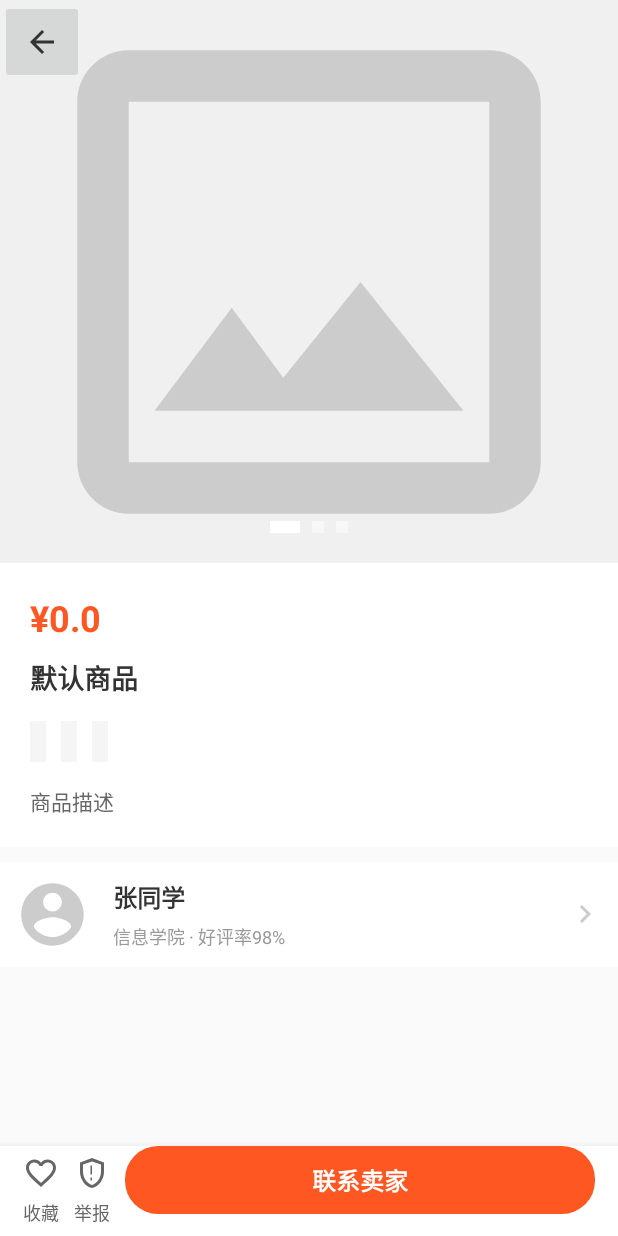
After one commit to MuYang314/school_swap, an Android app: the ProductDetailActivity screen opened directly, with no data from a screen before it, on a phone screen of 412 x 824 dp. The commit adds this screen. Run offline under Robolectric (Android 15) with nearby library versions, the phone set to English and light mode, and no system bars; our stand-ins replace CircleImageView.

Commit message:
添加商品详情页

```diff
--- a/app/build.gradle
+++ b/app/build.gradle
@@ -29,6 +29,7 @@ android {
 }
 
 dependencies {
+    implementation 'de.hdodenhof:circleimageview:3.1.0'
     implementation 'com.squareup.okhttp3:okhttp:4.12.0'
     implementation 'com.google.code.gson:gson:2.10.1'
     implementation libs.appcompat
--- a/app/src/main/java/com/example/myapplication/HomeActivity.java
+++ b/app/src/main/java/com/example/myapplication/HomeActivity.java
@@ -47,7 +47,13 @@ public class HomeActivity extends AppCompatActivity {
         // 初始化RecyclerView
         RecyclerView productGrid = findViewById(R.id.product_grid);
         productGrid.setLayoutManager(new GridLayoutManager(this, 2));
-        productAdapter = new ProductAdapter(getDummyProducts());
+        // 设置适配器并添加点击监听
+        productAdapter = new ProductAdapter(getDummyProducts(), productId -> {
+            // 点击商品时跳转到详情页
+            Intent intent = new Intent(HomeActivity.this, ProductDetailActivity.class);
+            intent.putExtra("product_id", productId);
+            startActivity(intent);
+        });
         productGrid.setAdapter(productAdapter);
 
         // 设置沉浸式状态栏
@@ -146,7 +152,11 @@ public class HomeActivity extends AppCompatActivity {
         }
 
         // 更新RecyclerView
-        productAdapter = new ProductAdapter(filteredProducts);
+        productAdapter = new ProductAdapter(filteredProducts, productId -> {
+            Intent intent = new Intent(HomeActivity.this, ProductDetailActivity.class);
+            intent.putExtra("product_id", productId);
+            startActivity(intent);
+        });
         productGrid.setAdapter(productAdapter);
     }
 
@@ -226,22 +236,26 @@ public class HomeActivity extends AppCompatActivity {
         }
 
         // 更新RecyclerView
-        productAdapter = new ProductAdapter(products);
+        productAdapter = new ProductAdapter(products, productId -> {
+            Intent intent = new Intent(HomeActivity.this, ProductDetailActivity.class);
+            intent.putExtra("product_id", productId);
+            startActivity(intent);
+        });
         productGrid.setAdapter(productAdapter);
     }
 
     // 添加不同分类的虚拟数据方法
     private List<Product> getDigitalProducts() {
         List<Product> products = new ArrayList<>();
-        products.add(new Product("iPhone 12 128GB 白色 95新", 3999, "信息学院", "2分钟前"));
-        products.add(new Product("华为Mate 40 Pro", 4999, "信息学院", "5分钟前"));
+        products.add(new Product(1, "iPhone 12 128GB 白色 95新", 3999, "信息学院", "2分钟前"));
+        products.add(new Product(6, "华为Mate 40 Pro", 4999, "信息学院", "5分钟前"));
         return products;
     }
 
     private List<Product> getBookProducts() {
         List<Product> products = new ArrayList<>();
-        products.add(new Product("计算机网络教材 第7版", 20, "计算机学院", "5分钟前"));
-        products.add(new Product("高等数学 上册", 15, "数学学院", "10分钟前"));
+        products.add(new Product(2, "计算机网络教材 第7版", 20, "计算机学院", "5分钟前"));
+        products.add(new Product(7, "高等数学 上册", 15, "数学学院", "10分钟前"));
         return products;
     }
 
@@ -253,11 +267,11 @@ public class HomeActivity extends AppCompatActivity {
     // 创建虚拟商品数据
     private List<Product> getDummyProducts() {
         List<Product> products = new ArrayList<>();
-        products.add(new Product("iPhone 12 128GB 白色 95新",3999, "信息学院", "2分钟前"));
-        products.add(new Product("计算机网络教材 第7版", 20, "计算机学院", "5分钟前"));
-        products.add(new Product("运动鞋", 200, "体育学院", "10分钟前"));
-        products.add(new Product("运动裤",  100, "体育学院", "15分钟前"));
-        products.add(new Product("运动袜",  50, "体育学院", "20分钟前"));
+        products.add(new Product(1, "iPhone 12 128GB 白色 95新",3999, "信息学院", "2分钟前"));
+        products.add(new Product(2, "计算机网络教材 第7版", 20, "计算机学院", "5分钟前"));
+        products.add(new Product(3, "运动鞋", 200, "体育学院", "10分钟前"));
+        products.add(new Product(4, "运动裤",  100, "体育学院", "15分钟前"));
+        products.add(new Product(5, "运动袜",  50, "体育学院", "20分钟前"));
         return products;
     }
 
@@ -265,10 +279,17 @@ public class HomeActivity extends AppCompatActivity {
     static class ProductAdapter extends RecyclerView.Adapter<ProductAdapter.ProductViewHolder> {
         private final List<Product> productList;
         private final List<Product> originalList; // 保存原始数据
+        private final OnItemClickListener listener;
 
-        ProductAdapter(List<Product> productList) {
+        // 添加点击监听接口
+        interface OnItemClickListener {
+            void onItemClick(int productId);
+        }
+
+        ProductAdapter(List<Product> productList, OnItemClickListener listener) {
             this.productList = productList;
-            this.originalList = new ArrayList<>(productList); // 保存原始数据副本
+            this.originalList = new ArrayList<>(productList);
+            this.listener = listener;
         }
 
         // 添加过滤方法
@@ -303,6 +324,13 @@ public class HomeActivity extends AppCompatActivity {
             holder.productPrice.setText("¥" + product.getPrice());
             holder.productMeta.setText(product.getMeta());
             holder.productTime.setText(product.getTime());
+
+            // 设置点击事件
+            holder.itemView.setOnClickListener(v -> {
+                if (listener != null) {
+                    listener.onItemClick(product.getId());
+                }
+            });
         }
 
         @Override
@@ -330,17 +358,21 @@ public class HomeActivity extends AppCompatActivity {
 
     // 商品类
     static class Product {
+        private final int id;
         private final String title;
         private final int price;
         private final String meta;
         private final String time;
 
-        Product(String title, int price, String meta, String time) {
+        Product(int id, String title, int price, String meta, String time) {
+            this.id = id;
             this.title = title;
             this.price = price;
             this.meta = meta;
             this.time = time;
         }
+
+        public int getId() {return id;}
 
         public String getTitle() {
             return title;
--- /dev/null
+++ b/app/src/main/java/com/example/myapplication/ProductDetailActivity.java
@@ -0,0 +1,102 @@
+package com.example.myapplication;
+
+import android.annotation.SuppressLint;
+import android.graphics.Color;
+import android.os.Build;
+import android.os.Bundle;
+import android.view.View;
+import android.widget.ImageButton;
+import android.widget.TextView;
+
+import androidx.appcompat.app.AppCompatActivity;
+import androidx.core.graphics.Insets;
+import androidx.core.view.ViewCompat;
+import androidx.core.view.WindowInsetsCompat;
+
+public class ProductDetailActivity extends AppCompatActivity {
+
+    @Override
+    protected void onCreate(Bundle savedInstanceState) {
+        super.onCreate(savedInstanceState);
+        setContentView(R.layout.product_detail);
+
+        // 获取返回按钮并设置点击事件
+        ImageButton backButton = findViewById(R.id.back_button);
+        backButton.setOnClickListener(new View.OnClickListener() {
+            @Override
+            public void onClick(View v) {
+                // 结束当前Activity，返回上一级
+                finish();
+            }
+        });
+
+        // 设置沉浸式状态栏
+        ViewCompat.setOnApplyWindowInsetsListener(findViewById(R.id.main), (v, insets) -> {
+            Insets systemBars = insets.getInsets(WindowInsetsCompat.Type.systemBars());
+            v.setPadding(systemBars.left, systemBars.top, systemBars.right, systemBars.bottom);
+            return insets;
+        });
+
+        // 获取传递的商品ID
+        int productId = getIntent().getIntExtra("product_id", 0);
+
+        // TODO: 根据productId从后端获取商品详情数据
+        // 暂时使用虚拟数据代替
+        loadProductDetail(productId);
+    }
+
+    @SuppressLint("SetTextI18n")
+    private void loadProductDetail(int productId) {
+        // 这里应该是网络请求获取商品详情
+        // 暂时使用虚拟数据演示
+
+        ProductDetail productDetail = getMockProductDetail(productId);
+
+        // 更新UI
+        TextView title = findViewById(R.id.product_title);
+        TextView price = findViewById(R.id.product_price);
+        TextView description = findViewById(R.id.product_description);
+        // ... 其他UI组件
+
+        title.setText(productDetail.getTitle());
+        price.setText("¥" + productDetail.getPrice());
+        description.setText(productDetail.getDescription());
+        // ... 设置其他数据
+    }
+
+    private ProductDetail getMockProductDetail(int productId) {
+        // 根据ID返回不同的虚拟数据
+        switch (productId) {
+            case 1:
+                return new ProductDetail(1, "iPhone 12 128GB 白色 95新", 3999,
+                        "去年12月购入，一直有贴膜和壳，无磕碰，电池健康度91%，配件齐全，诚心出售，欢迎咨询。");
+            case 2:
+                return new ProductDetail(2, "计算机网络教材 第7版", 20,
+                        "教材9成新，有少量笔记，不影响阅读使用。");
+            // 其他商品...
+            default:
+                return new ProductDetail(productId, "默认商品", 0, "商品描述");
+        }
+    }
+
+    // 商品详情数据类
+    static class ProductDetail {
+        private int id;
+        private String title;
+        private float price;
+        private String description;
+
+        public ProductDetail(int id, String title, float price, String description) {
+            this.id = id;
+            this.title = title;
+            this.price = price;
+            this.description = description;
+        }
+
+        public String getTitle() {return title;}
+
+        public float getPrice() {return price;}
+
+        public String getDescription() {return description;}
+    }
+}
--- /dev/null
+++ b/app/src/main/res/drawable/button_primary.xml
@@ -0,0 +1,6 @@
+<!-- res/drawable/button_primary.xml -->
+<shape xmlns:android="http://schemas.android.com/apk/res/android"
+    android:shape="rectangle">
+    <corners android:radius="22dp" /> <!-- 圆角 -->
+    <solid android:color="#FF5722" /> <!-- 按钮颜色 -->
+</shape>
--- /dev/null
+++ b/app/src/main/res/drawable/ic_arrow_back.xml
@@ -0,0 +1,9 @@
+<vector xmlns:android="http://schemas.android.com/apk/res/android"
+    android:width="24dp"
+    android:height="24dp"
+    android:viewportWidth="24"
+    android:viewportHeight="24">
+    <path
+        android:fillColor="#FF000000"
+        android:pathData="M20,11H7.83l5.59,-5.59L12,4l-8,8 8,8 1.41,-1.41L7.83,13H20v-2z" />
+</vector>
--- /dev/null
+++ b/app/src/main/res/drawable/ic_chevron_right.xml
@@ -0,0 +1,9 @@
+<vector xmlns:android="http://schemas.android.com/apk/res/android"
+    android:width="24dp"
+    android:height="24dp"
+    android:viewportWidth="24"
+    android:viewportHeight="24">
+    <path
+        android:fillColor="#FF000000"
+        android:pathData="M10,6L8.59,7.41 13.17,12l-4.58,4.59L10,18l6,-6z" />
+</vector>
--- /dev/null
+++ b/app/src/main/res/drawable/ic_favorite_border.xml
@@ -0,0 +1,9 @@
+<vector xmlns:android="http://schemas.android.com/apk/res/android"
+    android:width="24dp"
+    android:height="24dp"
+    android:viewportWidth="24"
+    android:viewportHeight="24">
+    <path
+        android:fillColor="#FF000000"
+        android:pathData="M16.5,3c-1.74,0 -3.41,0.81 -4.5,2.09C10.91,3.81 9.24,3 7.5,3 4.42,3 2,5.42 2,8.5c0,3.78 3.4,6.86 8.55,11.54L12,21.35l1.45,-1.32C18.6,15.36 22,12.28 22,8.5 22,5.42 19.58,3 16.5,3zM12.1,18.55l-0.1,0.1 -0.1,-0.1C7.14,14.24 4,11.39 4,8.5 4,6.5 5.5,5 7.5,5c1.54,0 3.04,0.99 3.57,2.36h1.87C13.46,5.99 14.96,5 16.5,5c2,0 3.5,1.5 3.5,3.5 0,2.89 -3.14,5.74 -7.9,10.05z" />
+</vector>
--- /dev/null
+++ b/app/src/main/res/drawable/ic_report.xml
@@ -0,0 +1,15 @@
+<vector xmlns:android="http://schemas.android.com/apk/res/android"
+    android:width="24dp"
+    android:height="24dp"
+    android:viewportWidth="24"
+    android:viewportHeight="24">
+    <path
+        android:fillColor="#FF000000"
+        android:pathData="M12,2L4,5v6.09c0,5.05 3.41,9.76 8,10.91 4.59,-1.15 8,-5.86 8,-10.91V5L12,2zm6,9.09c0,4 -2.55,7.7 -6,8.83 -3.45,-1.13 -6,-4.82 -6,-8.83v-4.7l6,-2.12 6,2.12v4.7z" />
+    <path
+        android:fillColor="#FF000000"
+        android:pathData="M12,7L11,7 11,13 12,13z" />
+    <path
+        android:fillColor="#FF000000"
+        android:pathData="M12,15L11,15 11,17 12,17z" />
+</vector>
--- /dev/null
+++ b/app/src/main/res/drawable/placeholder_avatar.xml
@@ -0,0 +1,9 @@
+<vector xmlns:android="http://schemas.android.com/apk/res/android"
+    android:width="48dp"
+    android:height="48dp"
+    android:viewportWidth="24"
+    android:viewportHeight="24">
+    <path
+        android:fillColor="#cccccc"
+        android:pathData="M12,2C6.48,2 2,6.48 2,12s4.48,10 10,10 10,-4.48 10,-10S17.52,2 12,2zm0,3c1.66,0 3,1.34 3,3s-1.34,3 -3,3 -3,-1.34 -3,-3 1.34,-3 3,-3zm0,14.2c-2.5,0 -4.71,-1.28 -6,-3.22 0.03,-1.99 4,-3.08 6,-3.08 1.99,0 5.97,1.09 6,3.08 -1.29,1.94 -3.5,3.22 -6,3.22z" />
+</vector>
--- /dev/null
+++ b/app/src/main/res/drawable/placeholder_image.xml
@@ -0,0 +1,9 @@
+<vector xmlns:android="http://schemas.android.com/apk/res/android"
+    android:width="48dp"
+    android:height="48dp"
+    android:viewportWidth="24"
+    android:viewportHeight="24">
+    <path
+        android:fillColor="#cccccc"
+        android:pathData="M19,3H5c-1.1,0 -2,0.9 -2,2v14c0,1.1 0.9,2 2,2h14c1.1,0 2,-0.9 2,-2V5c0,-1.1 -0.9,-2 -2,-2zm0,16H5V5h14v14zm-5,-7l-3,3.72L9,13l-3,4h12l-4,-5z" />
+</vector>
--- a/app/src/main/res/layout/activity_home.xml
+++ b/app/src/main/res/layout/activity_home.xml
@@ -172,6 +172,7 @@
         android:layout_width="match_parent"
         android:layout_height="60dp"
         android:background="@android:color/white"
+        android:baselineAligned="false"
         android:orientation="horizontal"
         android:paddingStart="20dp"
         android:paddingEnd="20dp"
--- /dev/null
+++ b/app/src/main/res/layout/product_detail.xml
@@ -0,0 +1,287 @@
+<?xml version="1.0" encoding="utf-8"?>
+<androidx.constraintlayout.widget.ConstraintLayout xmlns:android="http://schemas.android.com/apk/res/android"
+    xmlns:app="http://schemas.android.com/apk/res-auto"
+    xmlns:tools="http://schemas.android.com/tools"
+    android:layout_width="match_parent"
+    android:layout_height="match_parent"
+    android:id="@+id/main"
+    tools:context=".ProductDetailActivity">
+
+    <!-- 顶部返回栏 -->
+    <LinearLayout
+        android:id="@+id/back_bar"
+        android:layout_width="match_parent"
+        android:layout_height="wrap_content"
+        android:orientation="horizontal"
+        android:elevation="4dp"
+        app:layout_constraintTop_toTopOf="parent">
+
+        <!-- 返回按钮 -->
+        <ImageButton
+            android:id="@+id/back_button"
+            android:layout_width="56dp"
+            android:layout_height="56dp"
+            android:contentDescription="返回上一级"
+            android:src="@drawable/ic_arrow_back"
+            app:tint="#333" />
+    </LinearLayout>
+
+    <!-- 内容区域 -->
+    <androidx.core.widget.NestedScrollView
+        android:layout_width="match_parent"
+        android:layout_height="0dp"
+        android:layout_marginBottom="0dp"
+        app:layout_constraintBottom_toTopOf="@id/action_bar"
+        app:layout_constraintTop_toTopOf="parent">
+
+        <LinearLayout
+            android:layout_width="match_parent"
+            android:layout_height="wrap_content"
+            android:orientation="vertical">
+
+            <!-- 商品图片轮播 -->
+            <RelativeLayout
+                android:id="@+id/product_slider"
+                android:layout_width="match_parent"
+                android:layout_height="375dp"
+                android:background="#f0f0f0">
+
+                <!-- 轮播指示器 -->
+                <ImageView
+                    android:layout_width="match_parent"
+                    android:layout_height="match_parent"
+                    android:scaleType="centerCrop"
+                    android:src="@drawable/placeholder_image" />
+
+                <LinearLayout
+                    android:id="@+id/slider_dots"
+                    android:layout_width="wrap_content"
+                    android:layout_height="wrap_content"
+                    android:layout_alignParentBottom="true"
+                    android:layout_centerHorizontal="true"
+                    android:layout_marginBottom="20dp"
+                    android:orientation="horizontal">
+
+                    <View
+                        android:layout_width="20dp"
+                        android:layout_height="8dp"
+                        android:layout_marginEnd="8dp"
+                        android:background="@android:color/white"
+                        android:radius="4dp" />
+
+                    <View
+                        android:layout_width="8dp"
+                        android:layout_height="8dp"
+                        android:layout_marginEnd="8dp"
+                        android:background="#80ffffff"
+                        android:radius="4dp" />
+
+                    <View
+                        android:layout_width="8dp"
+                        android:layout_height="8dp"
+                        android:background="#80ffffff"
+                        android:radius="4dp" />
+                </LinearLayout>
+            </RelativeLayout>
+
+            <!-- 商品详情 -->
+            <LinearLayout
+                android:layout_width="match_parent"
+                android:layout_height="wrap_content"
+                android:background="@android:color/white"
+                android:orientation="vertical"
+                android:padding="20dp">
+
+                <TextView
+                    android:id="@+id/product_price"
+                    android:layout_width="wrap_content"
+                    android:layout_height="wrap_content"
+                    android:text=""
+                    android:textColor="#FF5722"
+                    android:textSize="24sp"
+                    android:textStyle="bold" />
+
+                <TextView
+                    android:id="@+id/product_title"
+                    android:layout_width="match_parent"
+                    android:layout_height="wrap_content"
+                    android:layout_marginTop="10dp"
+                    android:text=""
+                    android:textColor="#333"
+                    android:textSize="18sp"
+                    android:textStyle="bold" />
+
+                <!-- 商品属性标签 -->
+                <LinearLayout
+                    android:id="@+id/product_attributes"
+                    android:layout_width="wrap_content"
+                    android:layout_height="wrap_content"
+                    android:layout_marginTop="15dp"
+                    android:orientation="horizontal">
+
+                    <TextView
+                        android:layout_width="wrap_content"
+                        android:layout_height="wrap_content"
+                        android:layout_marginEnd="10dp"
+                        android:background="#f5f5f5"
+                        android:padding="5dp"
+                        android:text=""
+                        android:textColor="#666"
+                        android:textSize="12sp" />
+
+                    <TextView
+                        android:layout_width="wrap_content"
+                        android:layout_height="wrap_content"
+                        android:layout_marginEnd="10dp"
+                        android:background="#f5f5f5"
+                        android:padding="5dp"
+                        android:text=""
+                        android:textColor="#666"
+                        android:textSize="12sp" />
+
+                    <TextView
+                        android:layout_width="wrap_content"
+                        android:layout_height="wrap_content"
+                        android:background="#f5f5f5"
+                        android:padding="5dp"
+                        android:text=""
+                        android:textColor="#666"
+                        android:textSize="12sp" />
+                </LinearLayout>
+
+                <TextView
+                    android:id="@+id/product_description"
+                    android:layout_width="match_parent"
+                    android:layout_height="wrap_content"
+                    android:layout_marginTop="15dp"
+                    android:text=""
+                    android:textColor="#666"
+                    android:textSize="14sp" />
+            </LinearLayout>
+
+            <!-- 卖家信息 -->
+            <RelativeLayout
+                android:layout_width="match_parent"
+                android:layout_height="wrap_content"
+                android:layout_marginTop="10dp"
+                android:background="@android:color/white"
+                android:padding="15px">
+
+                <de.hdodenhof.circleimageview.CircleImageView
+                    android:id="@+id/seller_avatar"
+                    android:layout_width="50dp"
+                    android:layout_height="50dp"
+                    android:layout_alignParentStart="true"
+                    android:src="@drawable/placeholder_avatar"
+                    tools:ignore="MissingClass" />
+
+                <LinearLayout
+                    android:layout_width="wrap_content"
+                    android:layout_height="wrap_content"
+                    android:layout_centerVertical="true"
+                    android:layout_marginStart="15dp"
+                    android:layout_toStartOf="@id/arrow_icon"
+                    android:layout_toEndOf="@id/seller_avatar"
+                    android:orientation="vertical">
+
+                    <TextView
+                        android:id="@+id/seller_name"
+                        android:layout_width="wrap_content"
+                        android:layout_height="wrap_content"
+                        android:text="张同学"
+                        android:textColor="#333"
+                        android:textSize="16sp"
+                        android:textStyle="bold" />
+
+                    <TextView
+                        android:id="@+id/seller_meta"
+                        android:layout_width="wrap_content"
+                        android:layout_height="wrap_content"
+                        android:layout_marginTop="5dp"
+                        android:text="信息学院 · 好评率98%"
+                        android:textColor="#999"
+                        android:textSize="12sp" />
+                </LinearLayout>
+
+                <ImageView
+                    android:id="@+id/arrow_icon"
+                    android:layout_width="24dp"
+                    android:layout_height="24dp"
+                    android:layout_alignParentEnd="true"
+                    android:layout_centerVertical="true"
+                    android:src="@drawable/ic_chevron_right"
+                    app:tint="#ccc" />
+            </RelativeLayout>
+        </LinearLayout>
+    </androidx.core.widget.NestedScrollView>
+
+    <!-- 底部操作栏 -->
+    <LinearLayout
+        android:id="@+id/action_bar"
+        android:layout_width="match_parent"
+        android:layout_height="60dp"
+        android:background="@android:color/white"
+        android:elevation="8dp"
+        android:orientation="horizontal"
+        android:paddingStart="15dp"
+        android:paddingEnd="15dp"
+        app:layout_constraintBottom_toBottomOf="parent">
+
+        <LinearLayout
+            android:layout_width="wrap_content"
+            android:layout_height="match_parent"
+            android:layout_marginEnd="10dp"
+            android:gravity="center"
+            android:orientation="vertical">
+
+            <ImageView
+                android:layout_width="24dp"
+                android:layout_height="24dp"
+                android:src="@drawable/ic_favorite_border"
+                app:tint="#666" />
+
+            <TextView
+                android:layout_width="wrap_content"
+                android:layout_height="wrap_content"
+                android:layout_marginTop="5dp"
+                android:text="收藏"
+                android:textColor="#666"
+                android:textSize="12sp" />
+        </LinearLayout>
+
+        <LinearLayout
+            android:layout_width="wrap_content"
+            android:layout_height="match_parent"
+            android:layout_marginEnd="10dp"
+            android:gravity="center"
+            android:orientation="vertical">
+
+            <ImageView
+                android:layout_width="24dp"
+                android:layout_height="24dp"
+                android:src="@drawable/ic_report"
+                app:tint="#666" />
+
+            <TextView
+                android:layout_width="wrap_content"
+                android:layout_height="wrap_content"
+                android:layout_marginTop="5dp"
+                android:text="举报"
+                android:textColor="#666"
+                android:textSize="12sp" />
+        </LinearLayout>
+
+        <Button
+            android:id="@+id/contact_seller_button"
+            android:layout_width="0dp"
+            android:layout_height="45dp"
+            android:layout_weight="1"
+            style="@style/Widget.AppCompat.Button.Borderless"
+            android:background="@drawable/button_primary"
+            android:text="联系卖家"
+            android:textAllCaps="false"
+            android:textColor="@android:color/white"
+            android:textSize="16sp"
+            android:textStyle="bold" />
+    </LinearLayout>
+</androidx.constraintlayout.widget.ConstraintLayout>
--- a/app/src/main/res/values-night/themes1.xml
+++ /dev/null
@@ -1,7 +0,0 @@
-<resources xmlns:tools="http://schemas.android.com/tools">
-    <!-- Base application theme. -->
-    <style name="Base.Theme.MyApplication" parent="Theme.Material3.DayNight.NoActionBar">
-        <!-- Customize your dark theme here. -->
-        <!-- <item name="colorPrimary">@color/my_dark_primary</item> -->
-    </style>
-</resources>
--- a/app/src/main/res/values/themes.xml
+++ b/app/src/main/res/values/themes.xml
@@ -3,6 +3,17 @@
     <style name="Base.Theme.MyApplication" parent="Theme.Material3.DayNight.NoActionBar">
         <!-- Customize your light theme here. -->
         <!-- <item name="colorPrimary">@color/my_light_primary</item> -->
+        <!-- 允许自定义按钮背景 -->
+        <item name="materialButtonStyle">@style/Widget.AppCompat.Button</item>
+
+    </style>
+    <style name="AppTheme" parent="Theme.AppCompat.Light.NoActionBar">
+<!--        <item name="colorPrimary">@color/white</item>-->
+        <!-- 关键属性：透明状态栏 -->
+        <item name="android:windowTranslucentStatus">true</item>
+        <item name="android:windowTranslucentNavigation">true</item>
+        <!-- 或者使用以下属性（API 21+） -->
+<!--        <item name="android:statusBarColor">@android:color/transparent</item>-->
     </style>
 
     <style name="Theme.MyApplication" parent="Base.Theme.MyApplication" />
```
Also changed, not shown: app/src/main/AndroidManifest.xml (+11 -6 lines).
